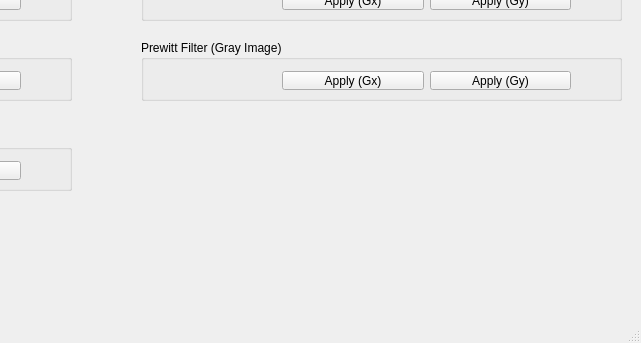
luuthanhvan/Image-Processing, file src/ImageProcessingFilters/mainwindow.ui: the form before one commit; both pictures show x 429 to 1070 and y 307 to 650 of the 1070 by 650 pixel window.
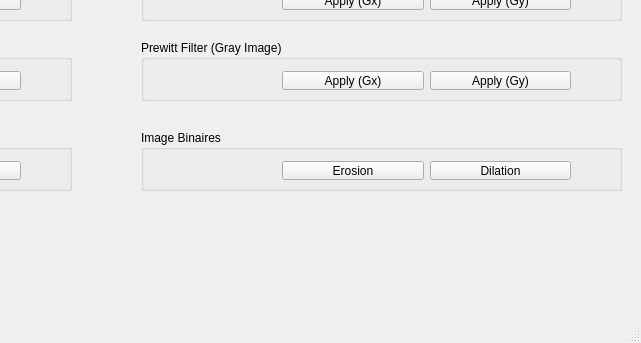
The form after the commit.

Commit message: Image Binaires: Erosion and Dilation for Sequential algorithm

Patch:
```diff
--- a/src/ImageProcessingFilters/mainwindow.ui
+++ b/src/ImageProcessingFilters/mainwindow.ui
@@ -412,6 +412,45 @@
      </layout>
     </widget>
    </widget>
+   <widget class="QGroupBox" name="gBox_imageBinaires">
+    <property name="geometry">
+     <rect>
+      <x>570</x>
+      <y>420</y>
+      <width>481</width>
+      <height>61</height>
+     </rect>
+    </property>
+    <property name="title">
+     <string>Image Binaires</string>
+    </property>
+    <widget class="QWidget" name="layoutWidget_14">
+     <property name="geometry">
+      <rect>
+       <x>130</x>
+       <y>20</y>
+       <width>311</width>
+       <height>41</height>
+      </rect>
+     </property>
+     <layout class="QHBoxLayout" name="horizontalLayout_imageBinaires">
+      <item>
+       <widget class="QPushButton" name="btn_imageBinaires_Erosion">
+        <property name="text">
+         <string>Erosion</string>
+        </property>
+       </widget>
+      </item>
+      <item>
+       <widget class="QPushButton" name="btn_imageBinaires_Dilation">
+        <property name="text">
+         <string>Dilation</string>
+        </property>
+       </widget>
+      </item>
+     </layout>
+    </widget>
+   </widget>
   </widget>
   <widget class="QMenuBar" name="menuBar">
    <property name="geometry">
```
The commit also changes 2 other files.
